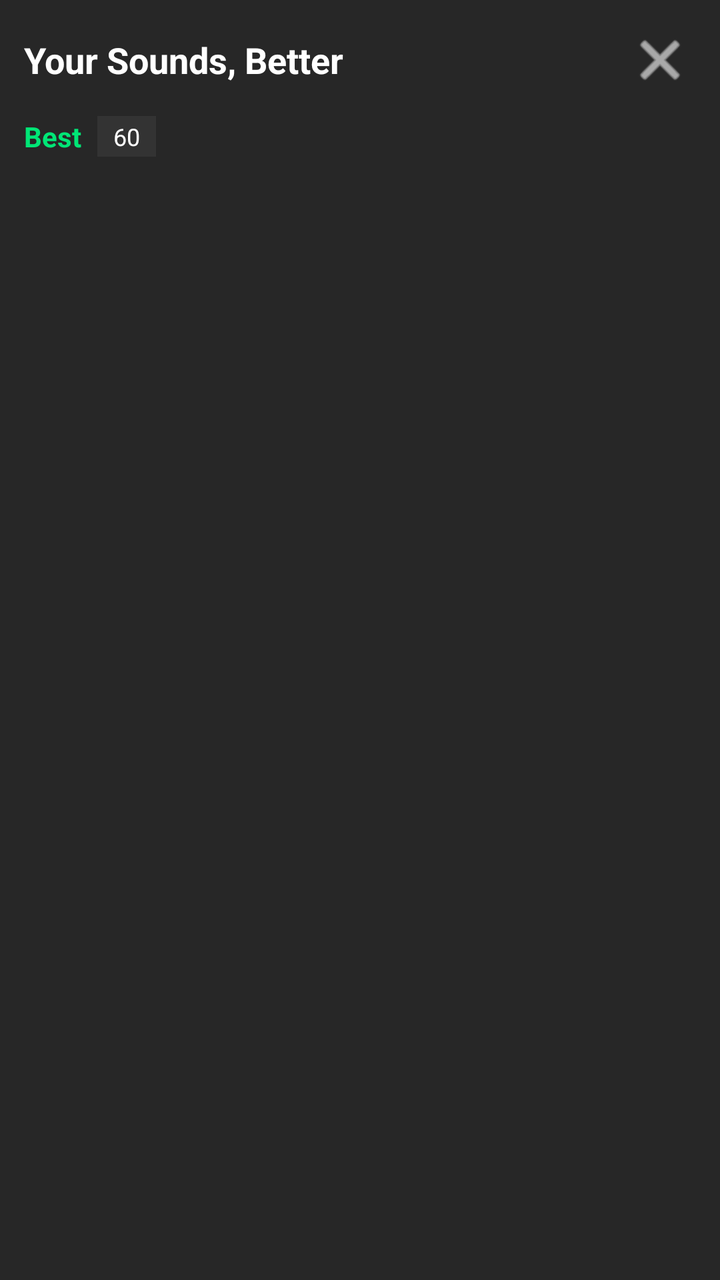
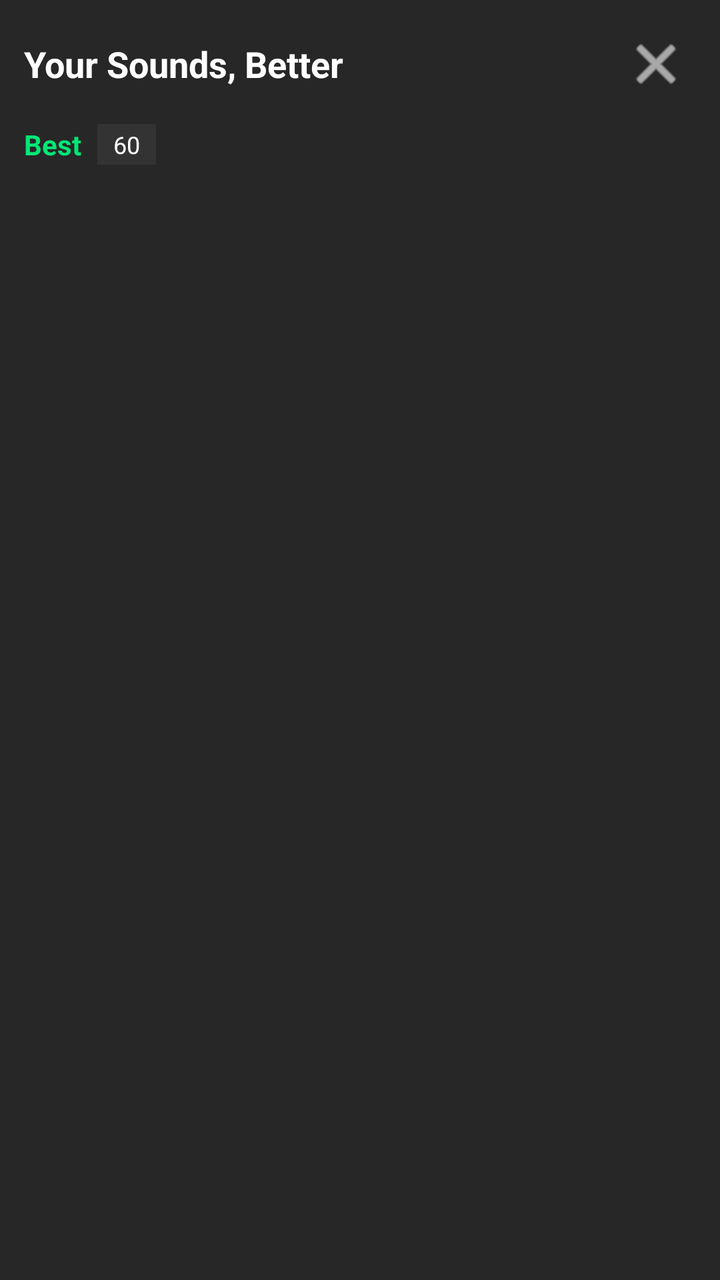

The first picture is an Android layout as it rendered before a commit; the second is the same layout after the commit. The layout source and the unified diff follow.
<!-- AndroidManifest.xml: application theme Theme.FFVoice -->
<!-- res/layout/voice_panel.xml -->
<?xml version="1.0" encoding="utf-8"?>
<LinearLayout xmlns:android="http://schemas.android.com/apk/res/android"
    android:layout_width="match_parent"
    android:layout_height="wrap_content"
    android:orientation="vertical"
    android:background="#E6101010"
    android:padding="12dp">

    <RelativeLayout
        android:layout_width="match_parent"
        android:layout_height="wrap_content"
        android:layout_marginBottom="10dp">

        <TextView
            android:layout_width="wrap_content"
            android:layout_height="wrap_content"
            android:text="Your Sounds, Better"
            android:textColor="#FFFFFF"
            android:textSize="18sp"
            android:textStyle="bold"
            android:layout_centerVertical="true" />

        <ImageButton
            android:id="@+id/btnClose"
            android:layout_width="36dp"
            android:layout_height="36dp"
            android:layout_alignParentEnd="true"
            android:src="@android:drawable/ic_menu_close_clear_cancel"
            android:background="?attr/selectableItemBackgroundBorderless"
            android:contentDescription="Close"
            android:tint="#FFFFFF" />
    </RelativeLayout>

    <LinearLayout
        android:layout_width="match_parent"
        android:layout_height="wrap_content"
        android:orientation="horizontal"
        android:gravity="center_vertical"
        android:layout_marginBottom="8dp">

        <TextView
            android:layout_width="wrap_content"
            android:layout_height="wrap_content"
            android:text="Best"
            android:textColor="#00E676"
            android:textSize="14sp"
            android:textStyle="bold"
            android:paddingEnd="8dp" />

        <TextView
            android:layout_width="wrap_content"
            android:layout_height="wrap_content"
            android:text="60"
            android:textColor="#FFFFFF"
            android:background="#333333"
            android:paddingLeft="8dp"
            android:paddingRight="8dp"
            android:paddingTop="2dp"
            android:paddingBottom="2dp"
            android:textSize="12sp" />
    </LinearLayout>

    <androidx.recyclerview.widget.RecyclerView
        android:id="@+id/voiceRecycler"
        android:layout_width="match_parent"
        android:layout_height="360dp"
        android:clipToPadding="false"
        android:overScrollMode="never" />

</LinearLayout>
<!-- resources referenced by this layout -->
<resources>
  <style name="Theme.FFVoice" parent="Theme.MaterialComponents.DayNight.DarkActionBar">
          <item name="colorPrimary">#6200EE</item>
          <item name="colorPrimaryVariant">#3700B3</item>
          <item name="colorOnPrimary">#FFFFFF</item>
          <item name="colorSecondary">#03DAC5</item>
          <item name="colorOnSecondary">#000000</item>
      </style>
</resources>

<!-- the commit's change to res/layout/voice_panel.xml (unified diff, before → after) -->
@@ -22,13 +22,14 @@
 
         <ImageButton
             android:id="@+id/btnClose"
-            android:layout_width="36dp"
-            android:layout_height="36dp"
+            android:layout_width="40dp"
+            android:layout_height="40dp"
             android:layout_alignParentEnd="true"
             android:src="@android:drawable/ic_menu_close_clear_cancel"
-            android:background="?attr/selectableItemBackgroundBorderless"
+            android:background="@android:color/transparent"
             android:contentDescription="Close"
-            android:tint="#FFFFFF" />
+            android:tint="#FFFFFF"
+            android:padding="6dp" />
     </RelativeLayout>
 
     <LinearLayout
